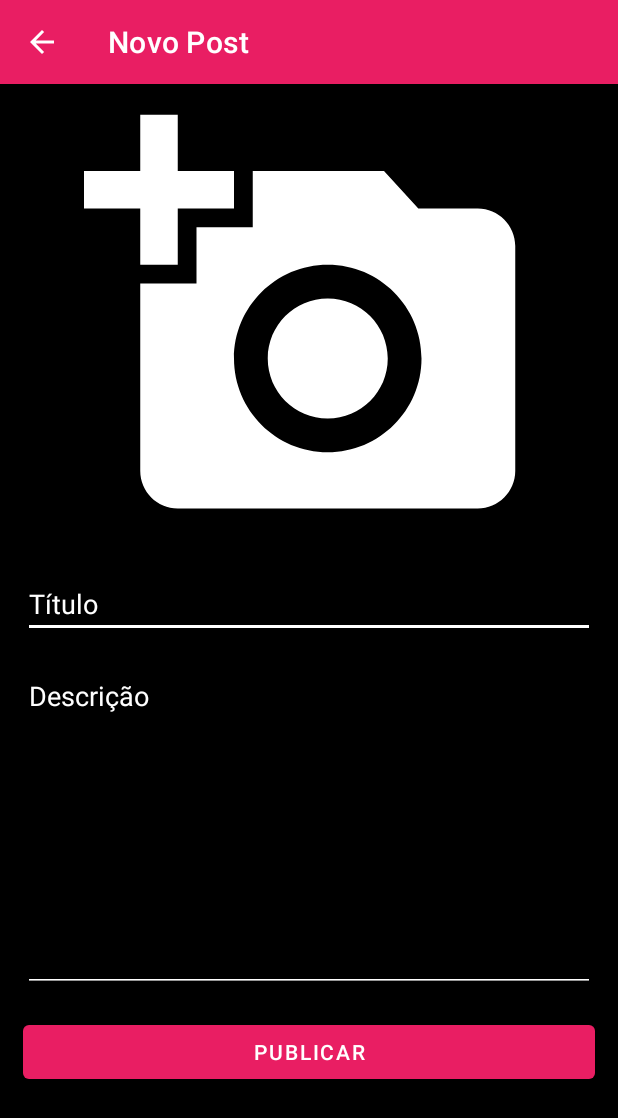
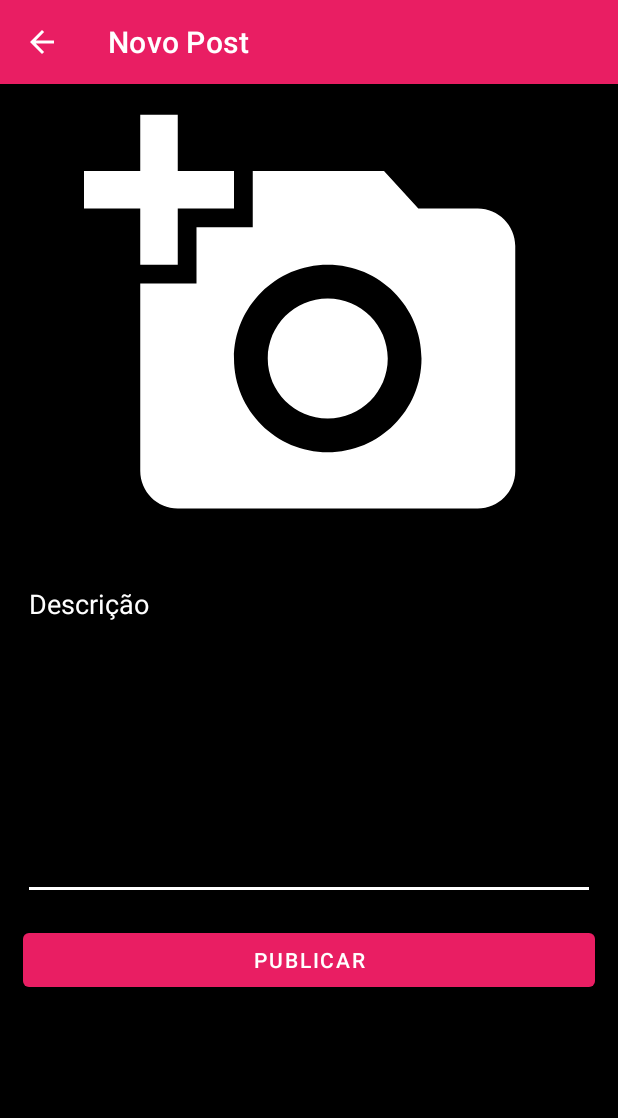
Before and after one commit to HaraHeique/DAM-SocialMedia, an Android app: the CreatePostActivity screen opened directly, with no data from a screen before it, on a phone screen of 412 x 824 dp. Shown: the top 1118 px of the screen. Run offline under Robolectric (Android 15) with nearby library versions, the phone set to English and light mode, and no system bars.

Commit message:
feat: finalização da funcionalidade com comunicação com o servidor da criação de um post

```diff
--- a/src/app/src/main/java/com/example/socialmedia/Adapters/PostAdapter.java
+++ b/src/app/src/main/java/com/example/socialmedia/Adapters/PostAdapter.java
@@ -47,7 +47,7 @@ public class PostAdapter extends RecyclerView.Adapter<PostViewHolder> {
     public void onBindViewHolder(@NonNull PostViewHolder holder, int position) {
         Post post = this.posts.get(position);
         holder.bind(post);
-        this.onClickBtnComment(holder.itemView, position);
+        this.onClickBtnComment(holder.itemView);
     }
 
     @Override
@@ -65,8 +65,8 @@ public class PostAdapter extends RecyclerView.Adapter<PostViewHolder> {
         notifyDataSetChanged();
     }
 
-    private void onClickBtnComment(View itemView, int position) {
+    private void onClickBtnComment(View itemView) {
         ImageView btnComment = itemView.findViewById(R.id.imv_timeline_comment);
-        btnComment.setOnClickListener(v -> ((PostActivity)v.getContext()).startCommentActivity(this.posts.get(position)));
+        btnComment.setOnClickListener(v -> ((PostActivity)v.getContext()).startCommentActivity());
     }
 }
--- a/src/app/src/main/java/com/example/socialmedia/Models/Post.java
+++ b/src/app/src/main/java/com/example/socialmedia/Models/Post.java
@@ -15,11 +15,9 @@ public class Post {
     // Relation
     public User user;
 
-    public Post(String description, String image, PostType type, User user) {
+    public Post(String description, User user) {
         this.description = description;
-        this.image = image;
         this.createDate = new Date();
-        this.type = type;
         this.user = user;
     }
 
--- a/src/app/src/main/java/com/example/socialmedia/ViewModels/CreatePostViewModel.java
+++ b/src/app/src/main/java/com/example/socialmedia/ViewModels/CreatePostViewModel.java
@@ -1,8 +1,51 @@
 package com.example.socialmedia.ViewModels;
 
+import android.graphics.Bitmap;
+
+import androidx.lifecycle.LiveData;
+import androidx.lifecycle.MutableLiveData;
 import androidx.lifecycle.ViewModel;
+
+import com.example.socialmedia.HttpRequests.ObjectResponse;
+import com.example.socialmedia.HttpRequests.PostHttpRequest;
+import com.example.socialmedia.Models.Post;
+import com.example.socialmedia.Utils.ImageUtil;
+
+import java.io.File;
+import java.util.concurrent.ExecutorService;
+import java.util.concurrent.Executors;
 
 public class CreatePostViewModel extends ViewModel {
 
     public String postImagePath;
+
+    private final MutableLiveData<ObjectResponse<Post>> createdPost;
+
+    public CreatePostViewModel() {
+        this.createdPost = new MutableLiveData<>();
+        this.postImagePath = "";
+    }
+
+    // Observes (LiveData)
+    public LiveData<ObjectResponse<Post>> observeCreatedPost() {
+        return this.createdPost;
+    }
+
+    // Requests
+    public void createPost(Post post) {
+        ExecutorService executorService = Executors.newSingleThreadExecutor();
+        executorService.execute(() -> {
+            File postImage = null;
+
+            if (!this.postImagePath.isEmpty()) {
+                // Reduzir a escala da imagem para evitar timeout na request
+                Bitmap imgBitmap = ImageUtil.getBitmap(this.postImagePath, 300, 300, true);
+                postImage = ImageUtil.getImageFile(this.postImagePath, imgBitmap);
+            }
+
+            PostHttpRequest postRequest = PostHttpRequest.getInstance();
+            ObjectResponse<Post> objResponse = postRequest.createPost(post, postImage);
+            this.createdPost.postValue(objResponse);
+        });
+    }
 }
--- a/src/app/src/main/java/com/example/socialmedia/ViewModels/PostViewModel.java
+++ b/src/app/src/main/java/com/example/socialmedia/ViewModels/PostViewModel.java
@@ -16,12 +16,15 @@ import java.util.concurrent.Executors;
 
 public class PostViewModel extends ViewModel {
 
+    public TimelineType timelineType;
+
     private final CurrentUser currentUser;
     private final MutableLiveData<ObjectResponse<List<Post>>> postsList;
 
     public PostViewModel(CurrentUser currentUser) {
         this.currentUser = currentUser;
         this.postsList = new MutableLiveData<>();
+        this.timelineType = TimelineType.ALL_WORLD;
     }
 
     // Observes (LiveData)
--- a/src/app/src/main/res/layout/activity_create_post.xml
+++ b/src/app/src/main/res/layout/activity_create_post.xml
@@ -46,23 +46,6 @@
                 tools:srcCompat="@drawable/ic_baseline_add_a_photo_24" />
 
             <EditText
-                android:id="@+id/et_createpost_title"
-                android:layout_width="match_parent"
-                android:layout_height="wrap_content"
-                android:layout_marginStart="15dp"
-                android:layout_marginLeft="15dp"
-                android:layout_marginTop="8dp"
-                android:layout_marginEnd="15dp"
-                android:layout_marginRight="15dp"
-                android:layout_marginBottom="8dp"
-                android:autofillHints=""
-                android:backgroundTint="@android:color/white"
-                android:ems="10"
-                android:hint="@string/hint_post_title"
-                android:inputType="textPersonName"
-                android:textColor="@color/white" />
-
-            <EditText
                 android:id="@+id/et_createpost_description"
                 android:layout_width="match_parent"
                 android:layout_height="220dp"
```
Also changed, not shown: src/app/src/main/java/com/example/socialmedia/Activities/CreatePostActivity.java (+58 -4 lines), src/app/src/main/java/com/example/socialmedia/Activities/PostActivity.java (+18 -10 lines), src/app/src/main/java/com/example/socialmedia/HttpRequests/PostHttpRequest.java (+26 -0 lines).
